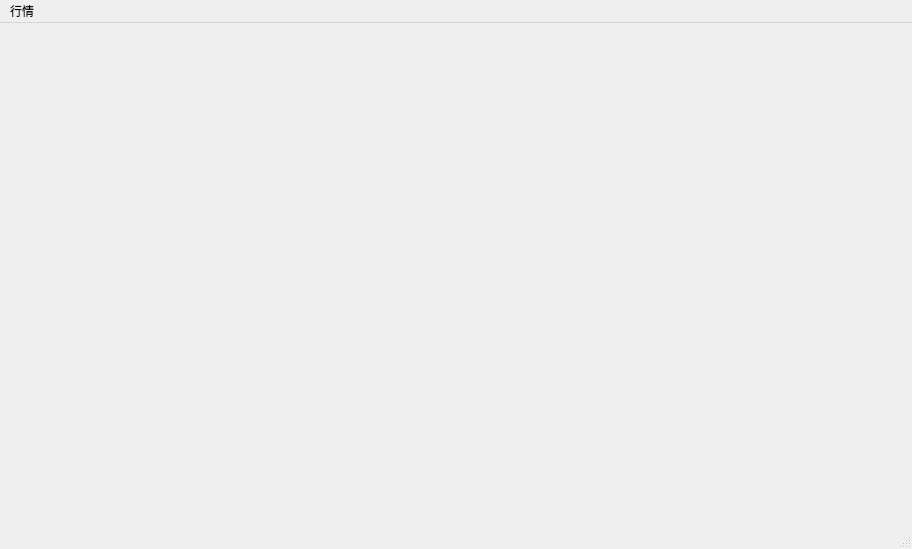
Before: the Qt Designer form DesktopTool/StockQuotes/mainwindow.ui in HUHANK/StockTool, drawn with Qt 5.
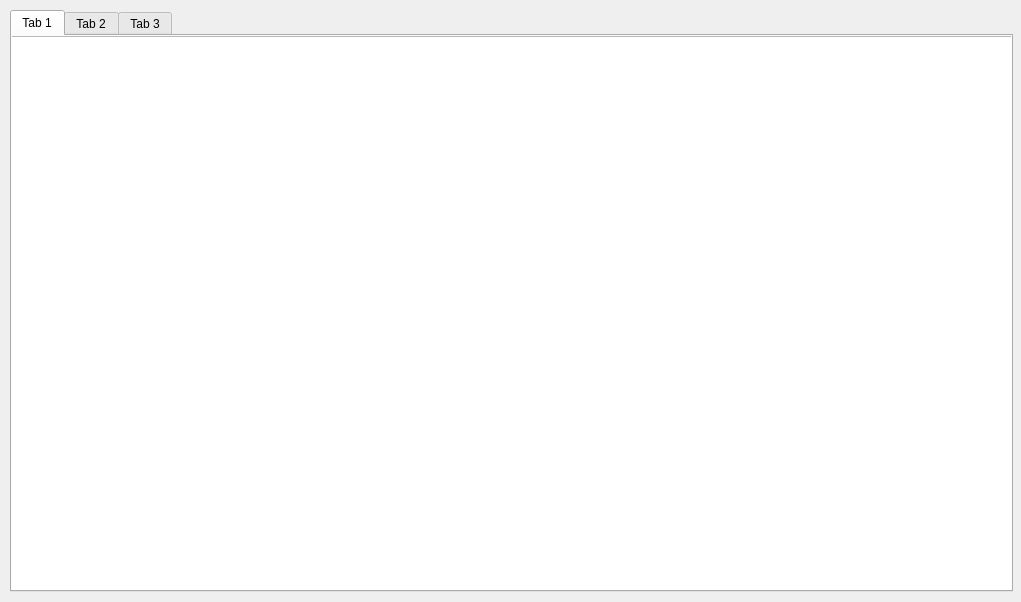
After: the same form once the commit is applied.

Diff of the .ui file:
```diff
--- a/DesktopTool/StockQuotes/mainwindow.ui
+++ b/DesktopTool/StockQuotes/mainwindow.ui
@@ -6,8 +6,8 @@
    <rect>
     <x>0</x>
     <y>0</y>
-    <width>912</width>
-    <height>549</height>
+    <width>1021</width>
+    <height>602</height>
    </rect>
   </property>
   <property name="windowTitle">
@@ -16,25 +16,46 @@
   <property name="styleSheet">
    <string notr="true"/>
   </property>
-  <widget class="QWidget" name="centralWidget"/>
-  <widget class="QMenuBar" name="menuBar">
-   <property name="geometry">
-    <rect>
-     <x>0</x>
-     <y>0</y>
-     <width>912</width>
-     <height>23</height>
-    </rect>
-   </property>
-   <widget class="QMenu" name="menu">
-    <property name="title">
-     <string>行情</string>
+  <widget class="QWidget" name="centralWidget">
+   <widget class="QTabWidget" name="tabWidget">
+    <property name="geometry">
+     <rect>
+      <x>10</x>
+      <y>10</y>
+      <width>1003</width>
+      <height>582</height>
+     </rect>
     </property>
-    <addaction name="actionA"/>
+    <property name="currentIndex">
+     <number>0</number>
+    </property>
+    <widget class="QWidget" name="tab">
+     <attribute name="title">
+      <string>Tab 1</string>
+     </attribute>
+     <widget class="QTableView" name="HQTblView">
+      <property name="geometry">
+       <rect>
+        <x>-1</x>
+        <y>0</y>
+        <width>1003</width>
+        <height>561</height>
+       </rect>
+      </property>
+     </widget>
+    </widget>
+    <widget class="QWidget" name="tab_2">
+     <attribute name="title">
+      <string>Tab 2</string>
+     </attribute>
+    </widget>
+    <widget class="QWidget" name="tab_3">
+     <attribute name="title">
+      <string>Tab 3</string>
+     </attribute>
+    </widget>
    </widget>
-   <addaction name="menu"/>
   </widget>
-  <widget class="QStatusBar" name="statusBar"/>
   <action name="actionA">
    <property name="checkable">
     <bool>true</bool>
```
